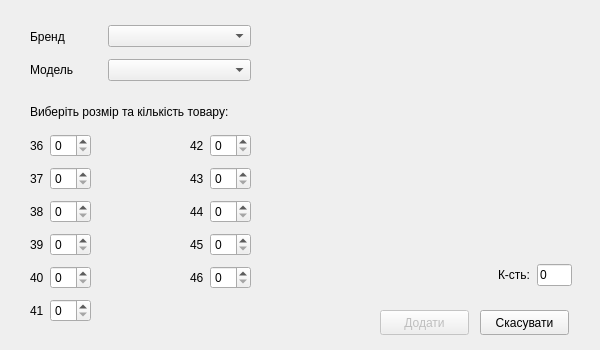
Before: the Qt Designer form addgoodsdialog.ui in moz6go/ShoesStore, drawn with Qt 5.
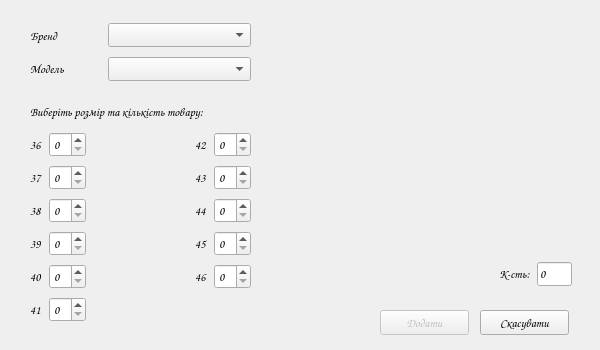
After: the same form once the commit is applied. Icons and pictures are not drawn.

Patch:
```diff
--- a/addgoodsdialog.ui
+++ b/addgoodsdialog.ui
@@ -22,6 +22,11 @@
     <height>350</height>
    </size>
   </property>
+  <property name="font">
+   <font>
+    <family>Comic Sans MS</family>
+   </font>
+  </property>
   <property name="windowTitle">
    <string>Прийняти товар</string>
   </property>
```
